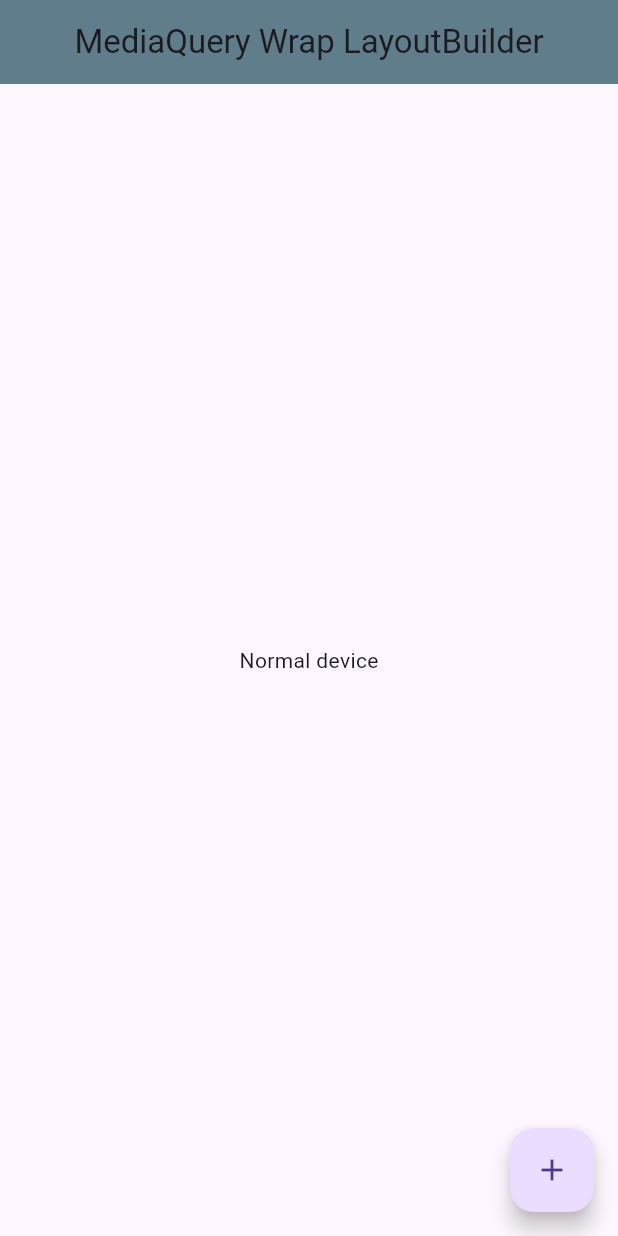
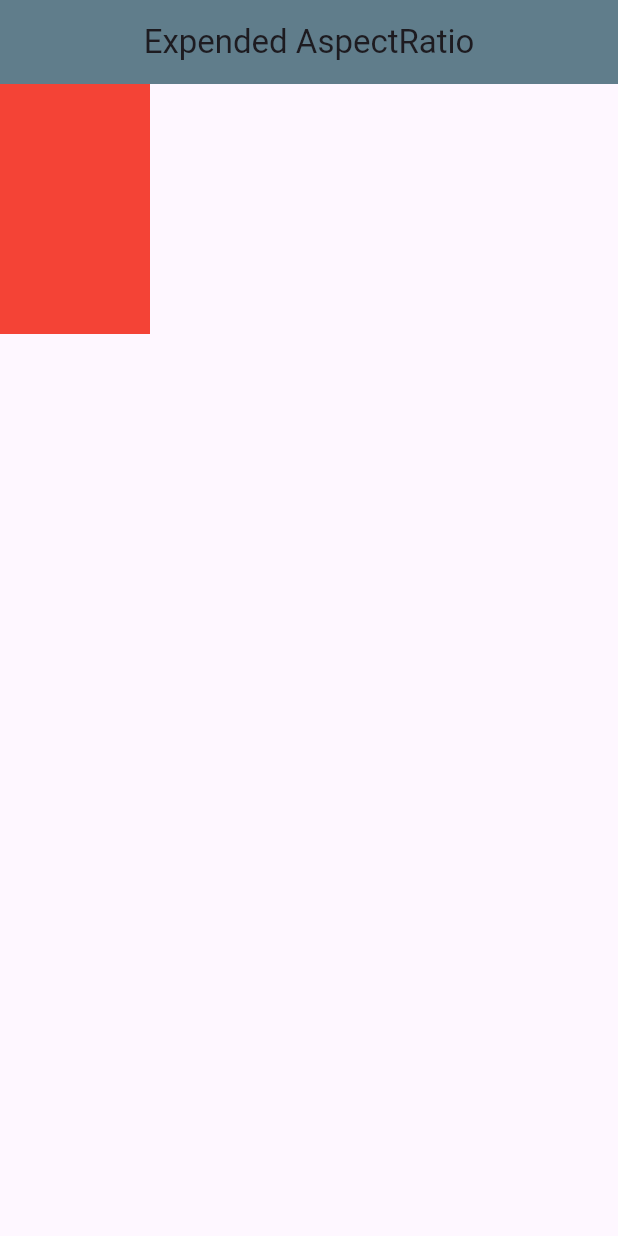
Before and after one commit to shamim2810/flutter_ostad, a Flutter app: the screen it shows after launch, on a phone screen of 412 x 824 dp. Run offline on Flutter 3.47's test engine with Material 3 defaults, Android fonts, the phone set to English and light mode, and no system bars.

Commit message:
MediaQuery_wrap

```diff
--- a/lib/main.dart
+++ b/lib/main.dart
@@ -26,93 +26,64 @@ class _HomeScreenState extends State<HomeScreen> {
   @override
   Widget build(BuildContext context) {
 
-    // print(MediaQuery.of(context).orientation);
-    // print(MediaQuery.of(context).size.height);
-    // print(MediaQuery.of(context).size.width);
-    // print(MediaQuery.of(context).size.aspectRatio);
-    // print(MediaQuery.of(context).size.flipped);
-    // print(MediaQuery.of(context).size.longestSide);
-    // print(MediaQuery.of(context).size.shortestSide);
-    // print(MediaQuery.of(context).displayFeatures);
-    // print(MediaQuery.of(context).devicePixelRatio);
-    // print(MediaQuery.sizeOf(context));
-    // print(MediaQuery.orientationOf(context));
-    // print(MediaQuery.devicePixelRatioOf(context));
-
     return Scaffold(
       appBar: AppBar(
-        title: const Text('MediaQuery Wrap LayoutBuilder'),
+        title: const Text('Expended AspectRatio'),
         centerTitle: true,
         backgroundColor: Colors.blueGrey,
       ),
-  /*    body: Column(
+      body: Column(
         children: [
-          Scrollbar(
-            thickness: 3,
-            radius: Radius.circular(30),
-            child: SingleChildScrollView(
-              scrollDirection: Axis.horizontal,
-              child: Row(
-                children: [
-                  Text('kdsfjgkjjsflskfsdfhbvgjjsdkjgdkljfhv'),
-                  Text('kdsfjgkjjsflskfsdfhbvgjjsdkjgdkljfhvdfklsdf'),
-                  Text('kfjkslkdflkdfflgkgs'),
-                ],
+          /*Expanded(
+            flex: 2,
+            child: Container(
+              width: double.infinity,
+              color: Colors.blue,
+            ),
+          ),
+          Expanded(
+            flex: 3,
+            child: Container(
+              width: double.infinity,
+              color: Colors.pink,
+            ),
+          ),
+          Expanded(
+            flex: 5,
+            child: Container(
+              width: double.infinity,
+              color: Colors.brown,
+            ),
+          ),*/
+          /*SizedBox(
+            width: 100,
+            height: 100,
+            child: Text('kjsdsdkjlkf lksdjdsflkj sdldkjflksjf lkjsddflfkjsd lksjdfflkjsfdd kjsdffjlk'),
+          ),
+          SizedBox(
+            height: 500,
+            width: 2000,
+            child: FractionallySizedBox(
+              heightFactor: 0.9,
+                widthFactor: 0.7,
+                alignment: Alignment.center,
+                child: Text('jsdfjkhsf kjhsffkjfss jhskfhs')),
+          ),
+          SizedBox(
+            width: 100,
+            height: 100,
+            child: Text('skflkslk'),
+          ),*/
+          SizedBox(
+            width: 100,
+            child: AspectRatio(
+                aspectRatio: 3/5,
+              child: Container(
+                color: Colors.red,
               ),
             ),
-          ),
-           Wrap(
-            alignment: WrapAlignment.center,
-           crossAxisAlignment: WrapCrossAlignment.center,
-           spacing: 10,
-           children: [
-             Text('kdsfjgkjjsflskfsdfhbvgjjsdkjgdkljfhv'),
-             Text('kdsfjgkjjsflskfsdfhbvgjjsdkjgdkljfhvdfklsdf'),
-             Text('kfjkslkdflkdfflgkgsatertyry'),
-           ],
-         ),
-          OrientationBuilder(
-              builder: (context, orientation) {
-                print(orientation);
-                if(orientation == Orientation.portrait){
-                  return Text('Screen looks good');
-                }else if(orientation == Orientation.landscape){
-                  return Text('Screen is too wider');
-                }else{
-                  return Text('Unknow');
-                }
-              },
-          ),
-          Center(
-            child: Text(count.toString()),
-          ),
+          )
         ],
-      ),*/
-
-      body: Center(
-        child: LayoutBuilder(
-            builder: (context, constraints){
-              if(constraints.maxWidth < 300 ){
-                return Text('Tiny device');
-              }else if(constraints.maxWidth < 500){
-                return Text('Normal device');
-              }else if(constraints.maxWidth < 700){
-                return Text('Tablet device');
-              }else if(constraints.maxWidth < 1200){
-                return Text('Laptop device');
-              }else{
-                return Text('Too large');
-              }
-            }
-        ),
-      ),
-      floatingActionButton: FloatingActionButton(
-          onPressed: (){
-            count = count + 1;
-            setState(() {
-            });
-          },
-          child: const Icon(Icons.add),
       ),
     );
   }
```
